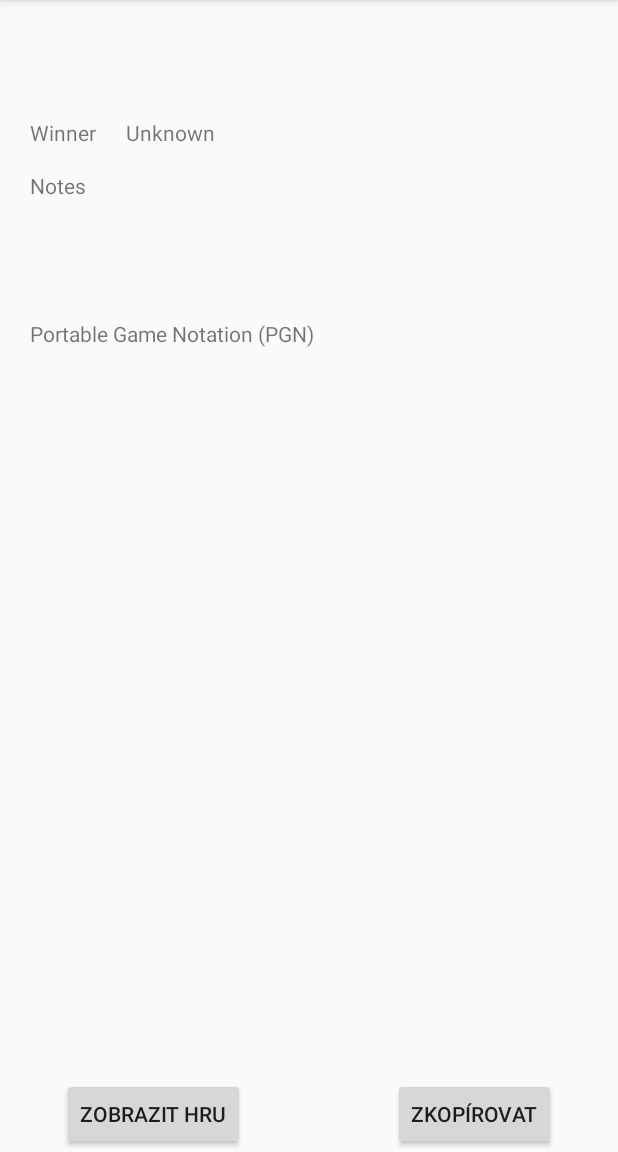
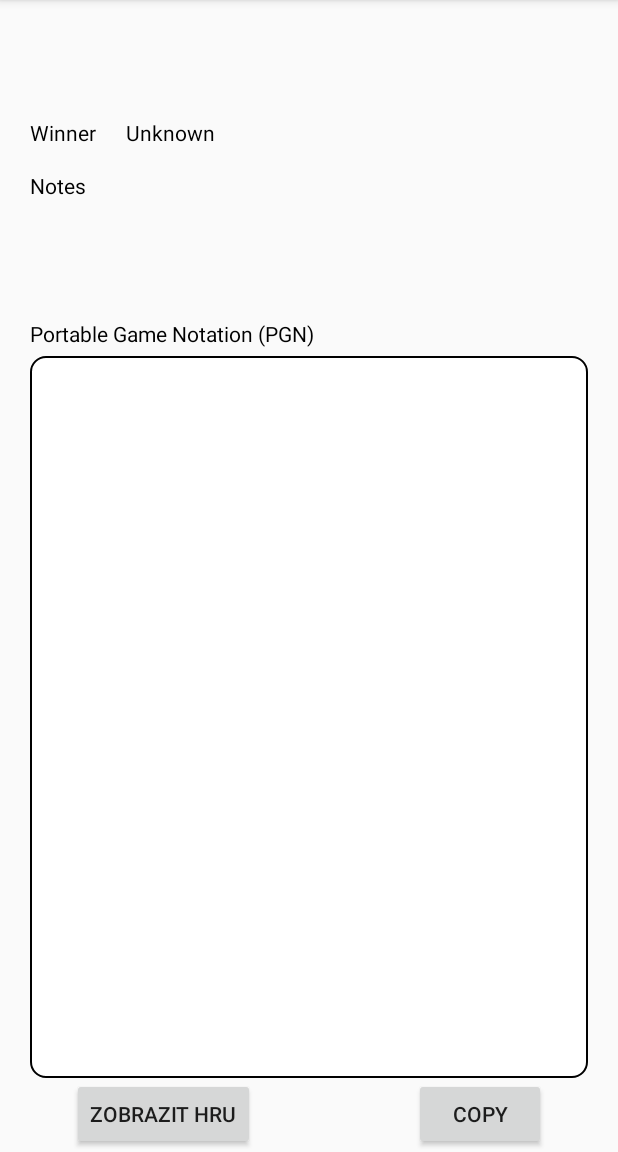
Before and after one commit to Bados9/ChessRecorder, an Android app: the GameDetailActivity screen opened directly, with no data from a screen before it, on a phone screen of 412 x 824 dp, the part 84-1236 px from its top. Run offline under Robolectric (Android 15) with nearby library versions, the phone set to English and light mode, and no system bars; 1 statement that could not run was skipped.

Commit message:
upravy vzhledu

```diff
--- a/app/src/main/java/chess/jiruska/chessrecorder/GameWriter.java
+++ b/app/src/main/java/chess/jiruska/chessrecorder/GameWriter.java
@@ -57,6 +57,10 @@ public class GameWriter implements Serializable {
                     "[White \"" + white + "\"]\n" +
                     "[Black \"" + black + "\"]\n" +
                     "[Result \"" + winner + "\"]\n" +
+                    "[Result \"" + winner + "\"]\n" +
+                    "[Result \"" + winner + "\"]\n" +
+                    "[Result \"" + winner + "\"]\n" +
+                    "[Result \"" + winner + "\"]\n" +
                     "{" + notes + "}\n\n" +
                     moves).getBytes());
             file.close();
--- a/app/src/main/java/chess/jiruska/chessrecorder/RecorderManager.java
+++ b/app/src/main/java/chess/jiruska/chessrecorder/RecorderManager.java
@@ -37,7 +37,7 @@ public class RecorderManager extends Thread{
     public void newState(byte[] image){
         Mat mat = Imgcodecs.imdecode(new MatOfByte(image), Imgcodecs.IMREAD_UNCHANGED);
         //Log.d("manager", "prijat obrazek");
-        GameWriter.saveImage(context, image);
+        //GameWriter.saveImage(context, image);
         if (currentState != null){
             previousState = currentState;
         }
@@ -54,7 +54,8 @@ public class RecorderManager extends Thread{
         if (previousState == null){
             return "";
         }
-        String move = MoveRecognizer.recognizeMove(previousState, currentState);
+        //String move = MoveRecognizer.recognizeMove(previousState, currentState);
+        String move = "aa";
         return move;
     }
 
--- a/app/src/main/java/chess/jiruska/chessrecorder/board/ChessboardBuilder.java
+++ b/app/src/main/java/chess/jiruska/chessrecorder/board/ChessboardBuilder.java
@@ -34,7 +34,7 @@ import static org.opencv.imgproc.Imgproc.resize;
 
 public class ChessboardBuilder {
 
-    private final int IMG_SIZE = 80;
+    private final int IMG_SIZE = 100;
 
     private Classifier classifier;
 
@@ -86,7 +86,7 @@ public class ChessboardBuilder {
 
         //TODO kontrola spravnosti - porovnani s minulym stavem a upravy
 
-        //System.out.println(board);
+        System.out.println(board);
 
         return board;
     }
@@ -116,7 +116,7 @@ public class ChessboardBuilder {
     }
 
     private MappedByteBuffer loadModelFile(Context c) throws IOException {
-        AssetFileDescriptor fileDescriptor = c.getAssets().openFd("7-chessnet5-2board.tflite");
+        AssetFileDescriptor fileDescriptor = c.getAssets().openFd("small-board-only.tflite");
         FileInputStream inputStream = new FileInputStream(fileDescriptor.getFileDescriptor());
         FileChannel fileChannel = inputStream.getChannel();
         long startOffset = fileDescriptor.getStartOffset();
--- a/app/src/main/java/chess/jiruska/chessrecorder/board/MoveRecognizer.java
+++ b/app/src/main/java/chess/jiruska/chessrecorder/board/MoveRecognizer.java
@@ -40,6 +40,7 @@ public class MoveRecognizer {
 
     private static final String[] pieces = {"-", "", "N", "Q", "B", "K", "R"};
     private static final String[] letters = {"a", "b", "c", "d", "e", "f", "g", "h"};
+
     private static String buildNotation(int dest, int type){
         String notation = "";
         notation = notation.concat(pieces[type]);
--- /dev/null
+++ b/app/src/main/res/drawable/back.xml
@@ -0,0 +1,6 @@
+<?xml version="1.0" encoding="utf-8"?>
+<shape xmlns:android="http://schemas.android.com/apk/res/android" android:shape="rectangle" >
+    <solid android:color="@android:color/white" />
+    <stroke android:width="1dip" android:color="#000000"/>
+    <corners android:radius="10dp"/>
+</shape>
--- a/app/src/main/res/layout-land/activity_recording.xml
+++ b/app/src/main/res/layout-land/activity_recording.xml
@@ -30,6 +30,7 @@
         android:layout_width="0dp"
         android:layout_height="0dp"
         android:adjustViewBounds="true"
+        android:contentDescription="@string/picture"
         android:cropToPadding="false"
         android:paddingHorizontal="50sp"
         android:scaleType="centerInside"
@@ -44,6 +45,7 @@
         android:layout_width="100dp"
         android:layout_height="match_parent"
         android:background="@android:color/transparent"
+        android:contentDescription="@string/picture"
         android:elevation="2dp"
         android:paddingHorizontal="5dp"
         android:scaleType="fitCenter"
--- a/app/src/main/res/layout/activity_game_detail.xml
+++ b/app/src/main/res/layout/activity_game_detail.xml
@@ -6,18 +6,12 @@
     android:layout_height="match_parent"
     tools:context=".GameDetailActivity">
 
-    <ScrollView
+    <LinearLayout
         android:layout_width="match_parent"
         android:layout_height="0dp"
+        android:orientation="vertical"
         app:layout_constraintBottom_toTopOf="@+id/linearLayout2"
-        app:layout_constraintEnd_toEndOf="parent"
-        app:layout_constraintStart_toStartOf="parent"
         app:layout_constraintTop_toTopOf="parent">
-
-        <LinearLayout
-            android:layout_width="match_parent"
-            android:layout_height="wrap_content"
-            android:orientation="vertical">
 
         <TextView
             android:id="@+id/textViewDetailTitle"
@@ -25,13 +19,15 @@
             android:layout_height="wrap_content"
             android:layout_marginStart="20dp"
             android:layout_marginTop="16dp"
+            android:textColor="#000000"
             android:textSize="20sp" />
 
         <TextView
             android:id="@+id/textViewDetailDate"
             android:layout_width="wrap_content"
             android:layout_height="wrap_content"
-                android:layout_marginStart="20dp" />
+            android:layout_marginStart="20dp"
+            android:textColor="#000000" />
 
         <LinearLayout
             android:layout_width="wrap_content"
@@ -45,14 +41,16 @@
                 android:layout_width="wrap_content"
                 android:layout_height="wrap_content"
                 android:layout_weight="1"
-                    android:text="@string/winner" />
+                android:text="@string/winner"
+                android:textColor="#000000" />
 
             <TextView
                 android:id="@+id/textViewDetailWinner"
                 android:layout_width="wrap_content"
                 android:layout_height="wrap_content"
                 android:layout_marginStart="20dp"
-                    android:text="nekdo" />
+                android:text="nekdo"
+                android:textColor="#000000" />
         </LinearLayout>
 
         <TextView
@@ -61,7 +59,8 @@
             android:layout_height="wrap_content"
             android:layout_marginStart="20dp"
             android:layout_marginTop="16dp"
-                android:text="@string/notes" />
+            android:text="@string/notes"
+            android:textColor="#000000" />
 
         <TextView
             android:id="@+id/textViewDetailNotes"
@@ -70,7 +69,8 @@
             android:layout_marginStart="20dp"
             android:layout_marginTop="5dp"
             android:layout_marginEnd="20dp"
-                android:text="poasdfasdfpaiefjawoepfijawepoifjawpeofijwpoeifjawpoeifjapweoifjawopeifjapewofiae" />
+            android:text="poasdfasdfpaiefjawoepfijawepoifjawpeofijwpoeifjawpoeifjapweoifjawopeifjapewofiae"
+            android:textColor="#000000" />
 
         <TextView
             android:id="@+id/textViewDetailPgnLabel"
@@ -78,7 +78,19 @@
             android:layout_height="wrap_content"
             android:layout_marginStart="20dp"
             android:layout_marginTop="24dp"
-                android:text="@string/pgn" />
+            android:text="@string/pgn"
+            android:textColor="#000000" />
+
+
+        <ScrollView
+            android:id="@+id/SCROLLER_ID"
+            android:layout_width="fill_parent"
+            android:layout_height="match_parent"
+            android:layout_marginHorizontal="20dp"
+            android:layout_marginTop="5dp"
+            android:background="@drawable/back"
+            android:fillViewport="true"
+            android:scrollbars="vertical">
 
             <TextView
                 android:id="@+id/textViewDetailPGN"
@@ -87,14 +99,19 @@
                 android:layout_marginStart="20dp"
                 android:layout_marginTop="5dp"
                 android:layout_marginEnd="20dp"
+                android:ellipsize="none"
                 android:fadeScrollbars="true"
                 android:isScrollContainer="true"
+                android:maxLines="100"
                 android:nestedScrollingEnabled="true"
+                android:overScrollMode="ifContentScrolls"
+                android:padding="5dp"
+                android:scrollbars="vertical"
                 android:scrollHorizontally="false"
-                android:text='[Date "2019.20.04"]  [White "Me"]  [Black "John"]  [Result "1-0"]    1. e4 e5 2. Nf3 Nc6 3. Bb5 a6 4. Ba4 Nf6 5. O-O Be7 6. Re1 b5 7. Bb3 d6 8. c3 O-O 9. h3 Nb8 10. d4 Nbd7 11. c4 c6 12. cxb5 axb5 13. Nc3 Bb7 14. Bg5 b4 15. Nb1 h6 16. Bh4 c5 17. dxe5  Nxe4 18. Bxe7 Qxe7 19. exd6 Qf6 20. Nbd2 Nxd6 21. Nc4 Nxc4 22. Bxc4 Nb6  23. Ne5 Rae8 24. Bxf7+ Rxf7 25. Nxf7 Rxe1+ 26. Qxe1 Kxf7 27. Qe3 Qg5 28. Qxg5  hxg5 29. b3 Ke6 30. a3 Kd6 31. axb4 cxb4 32. Ra5 Nd5 33. f3 Bc8 34. Kf2 Bf5  35. Ra7 g6 36. Ra6+ Kc5 37. Ke1 Nf4 38. g3 Nxh3 39. Kd2 Kb5 40. Rd6 Kc5 41. Ra6  Nf2 42. g4 Bd3 43. Re6 1/2-1/2  ' />
+                android:textColor="#000000" />
+        </ScrollView>
 
     </LinearLayout>
-    </ScrollView>
 
     <androidx.constraintlayout.widget.ConstraintLayout
         android:id="@+id/linearLayout2"
@@ -122,7 +139,7 @@
             android:layout_height="wrap_content"
             android:layout_marginEnd="20dp"
             android:layout_marginBottom="1dp"
-            android:text="Zkopírovat"
+            android:text="@android:string/copy"
             app:layout_constraintBottom_toBottomOf="parent"
             app:layout_constraintEnd_toEndOf="parent"
             app:layout_constraintStart_toEndOf="@+id/buttonDetailViewGame" />
--- a/app/src/main/res/layout/context_menu.xml
+++ /dev/null
@@ -1,5 +0,0 @@
-<?xml version="1.0" encoding="utf-8"?>
-<menu xmlns:android="http://schemas.android.com/apk/res/android" android:layout_height="wrap_content" android:layout_width="wrap_content">
-    <item android:id="@+id/delete_game"
-        android:title="Delete" />
-</menu>
--- a/app/src/main/res/layout/row.xml
+++ b/app/src/main/res/layout/row.xml
@@ -14,6 +14,7 @@
         android:id="@+id/image"
         android:layout_width="60dp"
         android:layout_height="60dp"
+        android:contentDescription="@string/picture"
         android:src="@mipmap/ic_launcher" />
 
     <LinearLayout
@@ -28,7 +29,6 @@
             android:layout_height="0dp"
             android:layout_margin="5dp"
             android:layout_weight="1.5"
-            android:text="Main Title"
             android:textColor="#000"
             android:textSize="18sp"
             android:textStyle="bold" />
@@ -39,7 +39,6 @@
             android:layout_height="0dp"
             android:layout_margin="5dp"
             android:layout_weight="1"
-            android:text="Sub Title"
             android:textColor="#a9a9a9"
             android:textSize="14sp"
             android:textStyle="bold" />
@@ -52,6 +51,7 @@
         android:layout_width="60dp"
         android:layout_height="match_parent"
         android:background="@null"
+        android:contentDescription="@string/delete"
         android:paddingHorizontal="20dp"
         android:paddingVertical="10dp"
         android:scaleType="centerInside"
```
Also changed, not shown: app/src/main/java/chess/jiruska/chessrecorder/GameSaveActivity.java (+2 -5 lines), app/src/main/java/chess/jiruska/chessrecorder/board/BoardRecognizer.java (+18 -2 lines), app/src/main/res/layout/activity_game_save.xml (+29 -9 lines), app/src/main/res/layout/activity_help.xml (+39 -2 lines), app/src/main/res/layout/activity_main.xml (+30 -23 lines), app/src/main/res/values/strings.xml (+9 -0 lines), 3 other files. Lines whose indentation alone changed are shown as unchanged.
